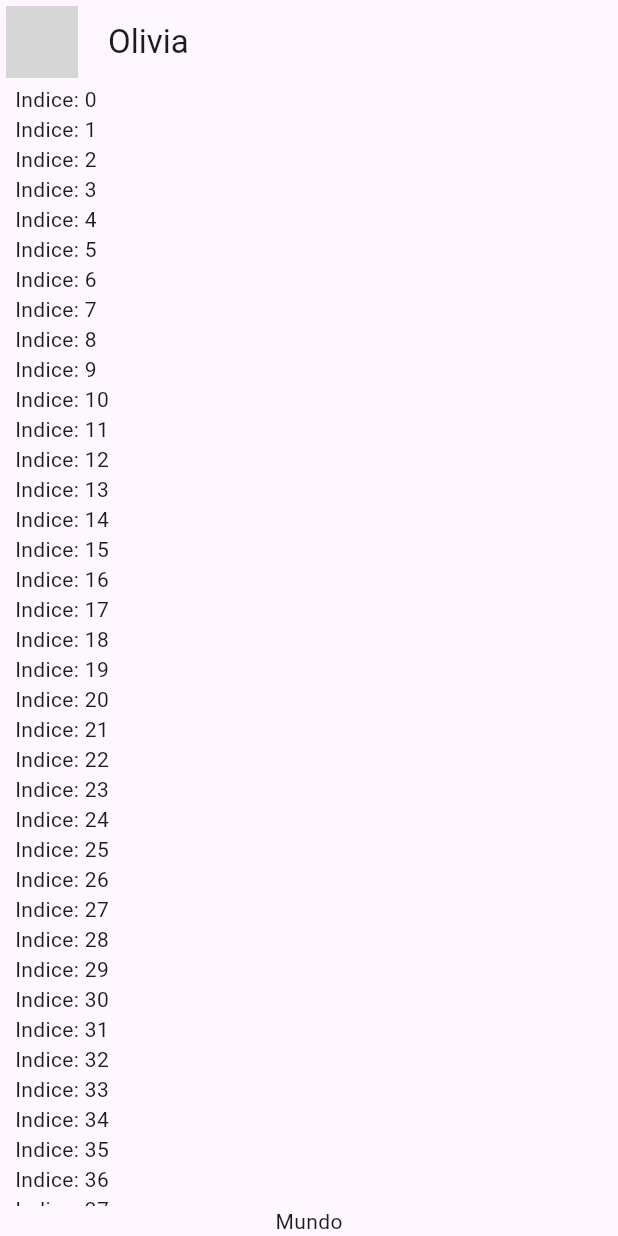
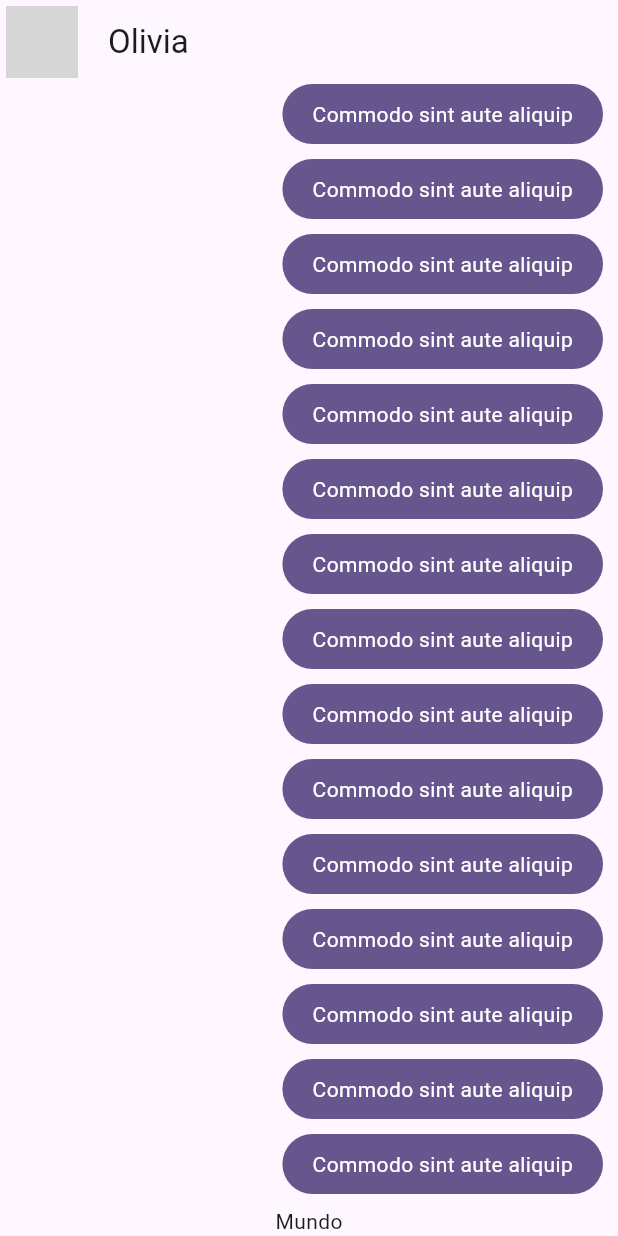
Before and after one commit to DarkRose73/YesNoMaybeApp, a Flutter app: the screen it shows after launch, on a phone screen of 412 x 824 dp. Run offline on Flutter 3.47's test engine with Material 2 defaults, Android fonts, the phone set to English and light mode, and no system bars; network calls fail; grey boxes are pictures that could not be loaded.

Commit message:
my message bubbles

```diff
--- a/lib/config/theme/app_theme.dart
+++ b/lib/config/theme/app_theme.dart
@@ -16,7 +16,7 @@ class AppTheme {
   final int selectedColor;
 
   AppTheme({
-    this.selectedColor = 0,
+    required this.selectedColor,
   }) : assert(
           selectedColor >= 0 && selectedColor <= _colorThemes.length - 1,
           "Colors must be between 0 and ${_colorThemes.length}",
--- a/lib/main.dart
+++ b/lib/main.dart
@@ -1,6 +1,6 @@
 import 'package:flutter/material.dart';
 import 'package:yes_no_maybe_app/config/theme/app_theme.dart';
-import 'package:yes_no_maybe_app/ui/chat/chat_screen.dart';
+import 'package:yes_no_maybe_app/ui/screens/chat/chat_screen.dart';
 
 void main() => runApp(const MyApp());
 
@@ -12,7 +12,7 @@ class MyApp extends StatelessWidget {
     return MaterialApp(
       debugShowCheckedModeBanner: false,
       title: 'Yes No App',
-      theme: AppTheme().theme(),
+      theme: AppTheme(selectedColor: 0).theme(),
       home: const ChatScreen(),
     );
   }
--- a/lib/ui/chat/chat_screen.dart
+++ b/lib/ui/screens/chat/chat_screen.dart
@@ -1,4 +1,5 @@
 import 'package:flutter/material.dart';
+import 'package:yes_no_maybe_app/ui/widgets/chat/my_message_bubble.dart';
 
 class ChatScreen extends StatelessWidget {
   const ChatScreen({super.key});
@@ -34,7 +35,7 @@ class _ChatView extends StatelessWidget {
             Expanded(
               child: ListView.builder(
                 itemBuilder: (context, index) {
-                  return Text("Indice: $index");
+                  return const MyMessageBubble();
                 },
                 itemCount: 100,
               ),
--- /dev/null
+++ b/lib/ui/widgets/chat/my_message_bubble.dart
@@ -0,0 +1,37 @@
+import 'package:flutter/material.dart';
+
+class MyMessageBubble extends StatelessWidget {
+  const MyMessageBubble({super.key});
+
+  @override
+  Widget build(BuildContext context) {
+    final colors = Theme.of(context).colorScheme;
+
+    return Column(
+      crossAxisAlignment: CrossAxisAlignment.end,
+      children: [
+        Container(
+          decoration: BoxDecoration(
+            color: colors.primary,
+            borderRadius: BorderRadius.circular(20),
+          ),
+          child: const Padding(
+            padding: EdgeInsets.symmetric(
+              horizontal: 20,
+              vertical: 10,
+            ),
+            child: Text(
+              "Commodo sint aute aliquip",
+              style: TextStyle(
+                color: Colors.white,
+              ),
+            ),
+          ),
+        ),
+        const SizedBox(
+          height: 10,
+        ),
+      ],
+    );
+  }
+}
```
